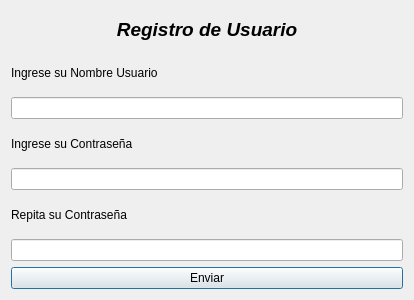
First picture: the form in vtnRegistro.ui, repository clch2409/biblioteca_personal_pyqt, before the edit.
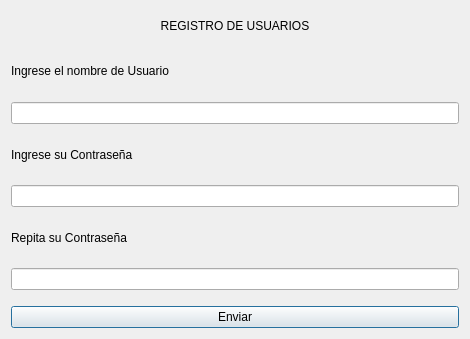
Second picture: the form after the edit.

```diff
--- a/vtnRegistro.ui
+++ b/vtnRegistro.ui
@@ -6,14 +6,20 @@
    <rect>
     <x>0</x>
     <y>0</y>
-    <width>414</width>
-    <height>300</height>
+    <width>470</width>
+    <height>339</height>
    </rect>
   </property>
   <property name="windowTitle">
    <string>Form</string>
   </property>
   <layout class="QGridLayout" name="gridLayout">
+   <property name="horizontalSpacing">
+    <number>20</number>
+   </property>
+   <property name="verticalSpacing">
+    <number>16</number>
+   </property>
    <item row="3" column="0">
     <widget class="QLabel" name="lblContra">
      <property name="text">
@@ -21,53 +27,54 @@
      </property>
     </widget>
    </item>
-   <item row="1" column="0">
-    <widget class="QLabel" name="lblUsuario">
-     <property name="text">
-      <string>Ingrese su Nombre Usuario</string>
-     </property>
-    </widget>
-   </item>
-   <item row="6" column="0">
-    <widget class="QLabel" name="lblRepetir">
-     <property name="text">
-      <string>Repita su Contraseña</string>
-     </property>
-    </widget>
-   </item>
-   <item row="4" column="0">
-    <widget class="QLineEdit" name="txtContra"/>
-   </item>
-   <item row="7" column="0">
-    <widget class="QLineEdit" name="txtRepetir"/>
-   </item>
-   <item row="2" column="0">
-    <widget class="QLineEdit" name="txtUsuario"/>
-   </item>
-   <item row="9" column="0">
-    <widget class="QPushButton" name="btnEnviar">
-     <property name="text">
-      <string>Enviar</string>
-     </property>
-    </widget>
-   </item>
    <item row="0" column="0">
     <widget class="QLabel" name="label">
-     <property name="font">
-      <font>
-       <pointsize>14</pointsize>
-       <italic>true</italic>
-       <bold>true</bold>
-      </font>
-     </property>
      <property name="text">
-      <string>Registro de Usuario</string>
+      <string>REGISTRO DE USUARIOS</string>
      </property>
      <property name="alignment">
       <set>Qt::AlignmentFlag::AlignCenter</set>
      </property>
     </widget>
    </item>
+   <item row="4" column="0">
+    <widget class="QLineEdit" name="txtContra">
+     <property name="echoMode">
+      <enum>QLineEdit::EchoMode::Password</enum>
+     </property>
+    </widget>
+   </item>
+   <item row="7" column="0">
+    <widget class="QPushButton" name="btnEnviar">
+     <property name="text">
+      <string>Enviar</string>
+     </property>
+    </widget>
+   </item>
+   <item row="2" column="0">
+    <widget class="QLineEdit" name="txtUsuario"/>
+   </item>
+   <item row="1" column="0">
+    <widget class="QLabel" name="lblUsuario">
+     <property name="text">
+      <string>Ingrese el nombre de Usuario</string>
+     </property>
+    </widget>
+   </item>
+   <item row="5" column="0">
+    <widget class="QLabel" name="lblRepetir">
+     <property name="text">
+      <string>Repita su Contraseña</string>
+     </property>
+    </widget>
+   </item>
+   <item row="6" column="0">
+    <widget class="QLineEdit" name="txtRepetir">
+     <property name="echoMode">
+      <enum>QLineEdit::EchoMode::Password</enum>
+     </property>
+    </widget>
+   </item>
   </layout>
  </widget>
  <resources/>
```
Left out of the diff: 8 changed lines with no effect on the pictures.
